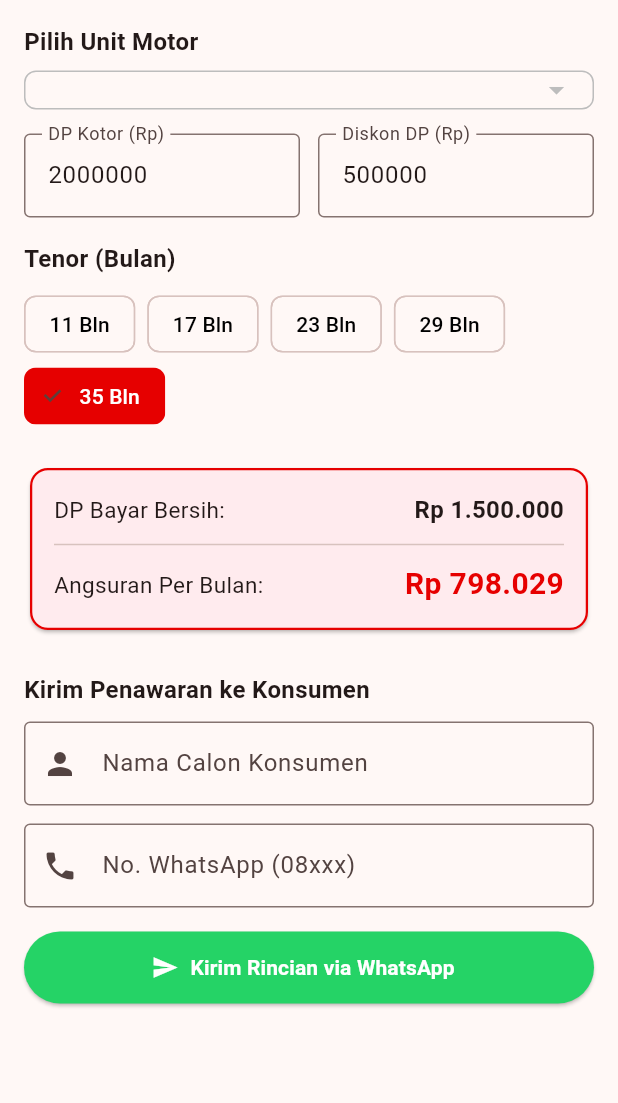
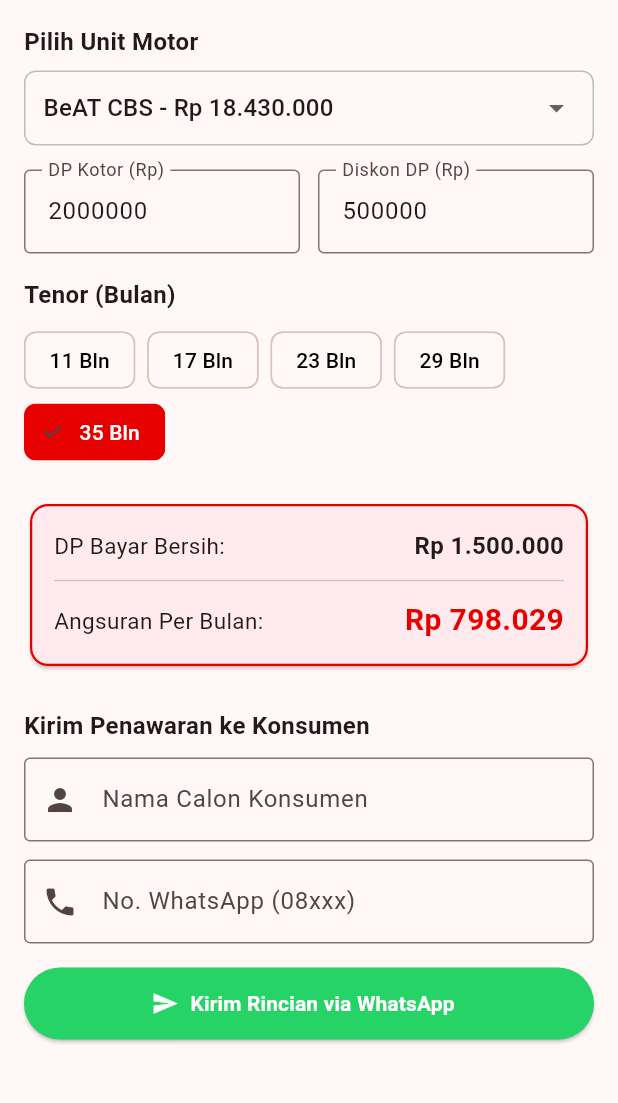
Before and after one commit to mrprohrc-star/TIM-KLEWANG, a Flutter app: the screen it shows after launch, after a tap on "Kirim Rincian via WhatsApp", on a phone screen of 412 x 824 dp, the part 84-1187 px from its top. Run offline on Flutter 3.47's test engine with Material 3 defaults, Android fonts, the phone set to English and light mode, and no system bars.

Commit message:
Fix syntax in main.dart

```diff
--- a/lib/main.dart
+++ b/lib/main.dart
@@ -35,7 +35,6 @@
   MotorHonda(nama: 'Scoopy Prestige / Stylish', hargaOtr: 23230000),
   MotorHonda(nama: 'Genio CBS-ISS', hargaOtr: 19575000),
   MotorHonda(nama: 'Vario 125 CBS-ISS', hargaOtr: 24450000),
-  MotorHonda(nama: 'Vario 160 CBS', hargaOtr: 27350000),
   MotorHonda(nama: 'PCX 160 CBS', hargaOtr: 33300000),
   MotorHonda(nama: 'ADV 160 CBS', hargaOtr: 36200000),
   MotorHonda(nama: 'Stylo 160 CBS', hargaOtr: 28045000),
@@ -50,15 +49,21 @@
 }
 
 class _SimulasiKreditPageState extends State<SimulasiKreditPage> {
-  MotorHonda _selectedMotor = listMotor[0];
-  final _dpController = TextEditingController(text: '2000000');
-  final _diskonDpController = TextEditingController(text: '500000');
-  final _namaKonsumenController = TextEditingController();
-  final _waKonsumenController = TextEditingController();
+  late MotorHonda _selectedMotor;
+  final TextEditingController _dpController = TextEditingController(text: '2000000');
+  final TextEditingController _diskonDpController = TextEditingController(text: '500000');
+  final TextEditingController _namaKonsumenController = TextEditingController();
+  final TextEditingController _waKonsumenController = TextEditingController();
 
   int _selectedTenor = 35;
   final List<int> _listTenor = [11, 17, 23, 29, 35];
-  final currencyFormat = NumberFormat.currency(locale: 'id_ID', symbol: 'Rp ', decimalDigits: 0);
+  final NumberFormat _currencyFormat = NumberFormat.currency(locale: 'id_ID', symbol: 'Rp ', decimalDigits: 0);
+
+  @override
+  void initState() {
+    super.initState();
+    _selectedMotor = listMotor[0];
+  }
 
   int get dpBayar {
     int dpGross = int.tryParse(_dpController.text.replaceAll(RegExp(r'[^0-9]'), '')) ?? 0;
@@ -75,11 +80,10 @@
     double bungaPerBulan = 0.02; // Bunga leasing ~2% flat
     double totalBunga = pokokHutang * bungaPerBulan * _selectedTenor;
     double totalBayar = pokokHutang + totalBunga;
-
     return (totalBayar / _selectedTenor).round();
   }
 
-  void _kirimKeWhatsApp() async {
+  Future<void> _kirimKeWhatsApp() async {
     String noHp = _waKonsumenController.text.trim();
     if (noHp.startsWith('0')) {
       noHp = '62${noHp.substring(1)}';
@@ -91,13 +95,13 @@
 Halo $nama, berikut rincian simulasi kreditnya:
 
 🏍️ *Unit:* ${_selectedMotor.nama}
-🏷️ *Harga OTR:* ${currencyFormat.format(_selectedMotor.hargaOtr)}
-💰 *DP Normal:* ${currencyFormat.format(int.tryParse(_dpController.text) ?? 0)}
-🎁 *Diskon DP:* ${currencyFormat.format(int.tryParse(_diskonDpController.text) ?? 0)}
-👉 *DP Bayar Bersih:* *${currencyFormat.format(dpBayar)}*
+🏷️ *Harga OTR:* ${_currencyFormat.format(_selectedMotor.hargaOtr)}
+💰 *DP Normal:* ${_currencyFormat.format(int.tryParse(_dpController.text) ?? 0)}
+🎁 *Diskon DP:* ${_currencyFormat.format(int.tryParse(_diskonDpController.text) ?? 0)}
+👉 *DP Bayar Bersih:* ${_currencyFormat.format(dpBayar)}
 
 ⏱️ *Tenor:* $_selectedTenor Bulan
-💵 *Angsuran:* *${currencyFormat.format(angsuranBulanan)} / bln*
+💵 *Angsuran:* ${_currencyFormat.format(angsuranBulanan)} / bln
 
 _Syarat Pengajuan: KTP & KK saja. Proses cepat & dibantu sampai ACC!_
 Info & Pemesanan langsung hubungi kami ya. Terima kasih!
@@ -136,9 +140,9 @@
                   items: listMotor.map((motor) {
                     return DropdownMenuItem(
                       value: motor,
-                      child: Text('${motor.nama} - ${currencyFormat.format(motor.hargaOtr)}'),
+                      child: Text('${motor.nama} - ${_currencyFormat.format(motor.hargaOtr)}'),
                     );
-                  }).toList>,
+                  }).toList(),
                   onChanged: (val) {
                     if (val != null) setState(() => _selectedMotor = val);
                   },
@@ -200,7 +204,7 @@
                       mainAxisAlignment: MainAxisAlignment.spaceBetween,
                       children: [
                         const Text('DP Bayar Bersih:', style: TextStyle(fontSize: 15)),
-                        Text(currencyFormat.format(dpBayar), style: const TextStyle(fontSize: 16, fontWeight: FontWeight.bold)),
+                        Text(_currencyFormat.format(dpBayar), style: const TextStyle(fontSize: 16, fontWeight: FontWeight.bold)),
                       ],
                     ),
                     const Divider(height: 24),
@@ -208,7 +212,7 @@
                       mainAxisAlignment: MainAxisAlignment.spaceBetween,
                       children: [
                         const Text('Angsuran Per Bulan:', style: TextStyle(fontSize: 15)),
-                        Text(currencyFormat.format(angsuranBulanan), style: const TextStyle(fontSize: 20, fontWeight: FontWeight.bold, color: Color(0xFFE60000))),
+                        Text(_currencyFormat.format(angsuranBulanan), style: const TextStyle(fontSize: 20, fontWeight: FontWeight.bold, color: Color(0xFFE60000))),
                       ],
                     ),
                   ],
```
